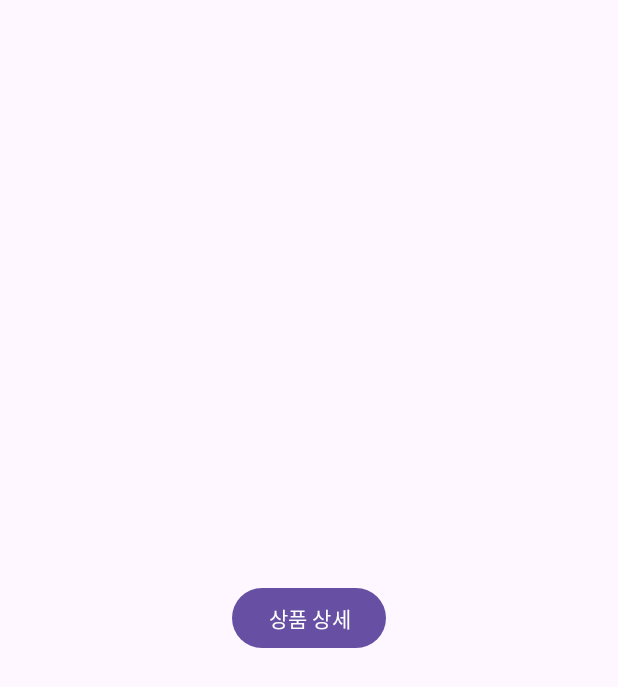
After one commit to hyunjium/camp_study, an Android app: the layout fragment_home.xml on its own in the app's theme, with its tools: preview values and no code run, on a phone screen of 412 x 824 dp. The commit adds this screen. Shown: the top 687 px of the screen. Run offline under Robolectric (Android 15) with nearby library versions, the phone set to English and light mode, and no system bars.

Commit message:
ch5 fragment 추가

```diff
--- a/app/src/main/AndroidManifest.xml
+++ b/app/src/main/AndroidManifest.xml
@@ -3,7 +3,7 @@
     xmlns:tools="http://schemas.android.com/tools">
 
     <application
-        android:allowBackup="true"
+        android:allowBackup="false"
         android:dataExtractionRules="@xml/data_extraction_rules"
         android:fullBackupContent="@xml/backup_rules"
         android:icon="@mipmap/ic_launcher"
--- a/app/src/main/java/com/example/campstudy/MainActivity.kt
+++ b/app/src/main/java/com/example/campstudy/MainActivity.kt
@@ -1,11 +1,13 @@
 package com.example.campstudy
 
+import android.content.ContentValues.TAG
 import androidx.appcompat.app.AppCompatActivity
 import android.os.Bundle
+import android.util.Log
 
 class MainActivity : AppCompatActivity() {
     override fun onCreate(savedInstanceState: Bundle?) {
         super.onCreate(savedInstanceState)
-        setContentView(R.layout.activity_product_detail)
+        setContentView(R.layout.activity_main)
     }
 }
--- /dev/null
+++ b/app/src/main/res/layout/fragment_home.xml
@@ -0,0 +1,17 @@
+<?xml version="1.0" encoding="utf-8"?>
+<androidx.constraintlayout.widget.ConstraintLayout xmlns:android="http://schemas.android.com/apk/res/android"
+    android:layout_width="match_parent"
+    android:layout_height="match_parent"
+    xmlns:app="http://schemas.android.com/apk/res-auto">
+
+    <Button
+        android:id="@+id/btn_enter_product_detail"
+        android:text="상품 상세"
+        android:layout_width="wrap_content"
+        android:layout_height="wrap_content"
+        app:layout_constraintTop_toTopOf="parent"
+        app:layout_constraintEnd_toEndOf="parent"
+        app:layout_constraintStart_toStartOf="parent"
+        app:layout_constraintBottom_toBottomOf="parent"/>
+
+</androidx.constraintlayout.widget.ConstraintLayout>
```
Also changed, not shown: app/src/main/java/com/example/campstudy/HomeFragment.kt (added, +31 -0 lines), app/src/main/java/com/example/campstudy/ProductDetailFragment.kt (added, +17 -0 lines), app/src/main/res/layout/activity_main.xml (+5 -4 lines), app/src/main/res/layout/fragment_product_detail.xml (renamed from app/src/main/res/layout/activity_product_detail.xml).
